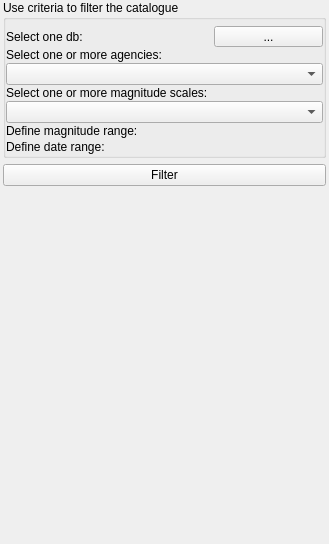
First picture: the form in gemcatalogue/eqcatalogue_qgis/ui_dock.ui, repository preinh/oq-eqcatalogue-tool, before the edit.
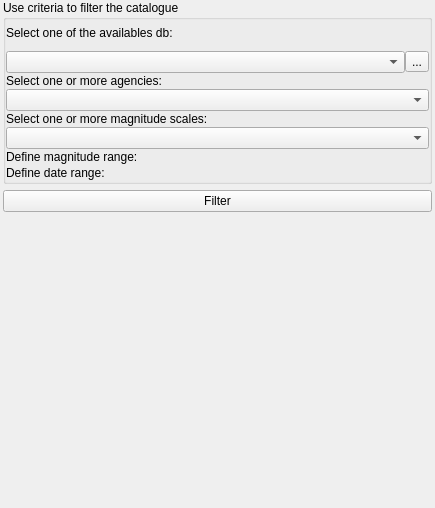
Second picture: the form after the edit. Icons and pictures are not drawn. Custom widgets are drawn as their Qt base class.

Diff of the .ui file:
```diff
--- a/gemcatalogue/eqcatalogue_qgis/ui_dock.ui
+++ b/gemcatalogue/eqcatalogue_qgis/ui_dock.ui
@@ -6,8 +6,8 @@
    <rect>
     <x>0</x>
     <y>0</y>
-    <width>329</width>
-    <height>544</height>
+    <width>435</width>
+    <height>508</height>
    </rect>
   </property>
   <property name="windowIcon">
@@ -65,10 +65,10 @@
        <property name="verticalSpacing">
         <number>1</number>
        </property>
-       <item row="11" column="0">
+       <item row="15" column="0">
         <widget class="DateRangeFilter" name="date_range" native="true"/>
        </item>
-       <item row="8" column="0">
+       <item row="12" column="0">
         <widget class="QLabel" name="mrangeLabel">
          <property name="text">
           <string>Define magnitude range:</string>
@@ -78,22 +78,28 @@
          </property>
         </widget>
        </item>
-       <item row="7" column="0" colspan="2">
+       <item row="11" column="0" colspan="2">
         <widget class="MultiCheckComboBox" name="mscalesCombo">
          <property name="insertPolicy">
           <enum>QComboBox::InsertAlphabetically</enum>
          </property>
         </widget>
        </item>
-       <item row="4" column="0" colspan="2">
+       <item row="8" column="0" colspan="2">
         <widget class="MultiCheckComboBox" name="agenciesCombo">
          <property name="insertPolicy">
           <enum>QComboBox::InsertAlphabetically</enum>
          </property>
         </widget>
        </item>
-       <item row="3" column="0">
+       <item row="7" column="0">
         <widget class="QLabel" name="agencyLabel">
+         <property name="sizePolicy">
+          <sizepolicy hsizetype="Maximum" vsizetype="Preferred">
+           <horstretch>0</horstretch>
+           <verstretch>0</verstretch>
+          </sizepolicy>
+         </property>
          <property name="text">
           <string>Select one or more agencies:</string>
          </property>
@@ -102,7 +108,7 @@
          </property>
         </widget>
        </item>
-       <item row="5" column="0">
+       <item row="9" column="0">
         <widget class="QLabel" name="mscalesLabel">
          <property name="text">
           <string>Select one or more magnitude scales:</string>
@@ -115,7 +121,7 @@
          </property>
         </widget>
        </item>
-       <item row="10" column="0">
+       <item row="14" column="0">
         <widget class="QLabel" name="drangeLabel">
          <property name="text">
           <string>Define date range:</string>
@@ -125,38 +131,43 @@
          </property>
         </widget>
        </item>
-       <item row="9" column="0">
+       <item row="13" column="0">
         <widget class="DoubleRangeFilter" name="mag_range" native="true"/>
        </item>
-       <item row="2" column="1">
-        <widget class="QToolButton" name="selectDbButton">
-         <property name="sizePolicy">
-          <sizepolicy hsizetype="MinimumExpanding" vsizetype="Fixed">
-           <horstretch>0</horstretch>
-           <verstretch>0</verstretch>
-          </sizepolicy>
-         </property>
+       <item row="4" column="0">
+        <widget class="QLabel" name="label">
          <property name="text">
-          <string>...</string>
-         </property>
-        </widget>
-       </item>
-       <item row="2" column="0">
-        <widget class="QLabel" name="sdbLabel">
-         <property name="sizePolicy">
-          <sizepolicy hsizetype="Maximum" vsizetype="Preferred">
-           <horstretch>0</horstretch>
-           <verstretch>0</verstretch>
-          </sizepolicy>
-         </property>
-         <property name="text">
-          <string>Select one db:</string>
+          <string>Select one of the availables db:</string>
          </property>
          <property name="margin">
           <number>10</number>
          </property>
         </widget>
        </item>
+       <item row="5" column="0" colspan="2">
+        <layout class="QHBoxLayout" name="horizontalLayout_3">
+         <property name="topMargin">
+          <number>10</number>
+         </property>
+         <item>
+          <widget class="QComboBox" name="selectDbComboBox">
+           <property name="sizePolicy">
+            <sizepolicy hsizetype="Preferred" vsizetype="Fixed">
+             <horstretch>0</horstretch>
+             <verstretch>0</verstretch>
+            </sizepolicy>
+           </property>
+          </widget>
+         </item>
+         <item>
+          <widget class="QToolButton" name="addDbBtn">
+           <property name="text">
+            <string>...</string>
+           </property>
+          </widget>
+         </item>
+        </layout>
+       </item>
       </layout>
      </widget>
     </item>
```
